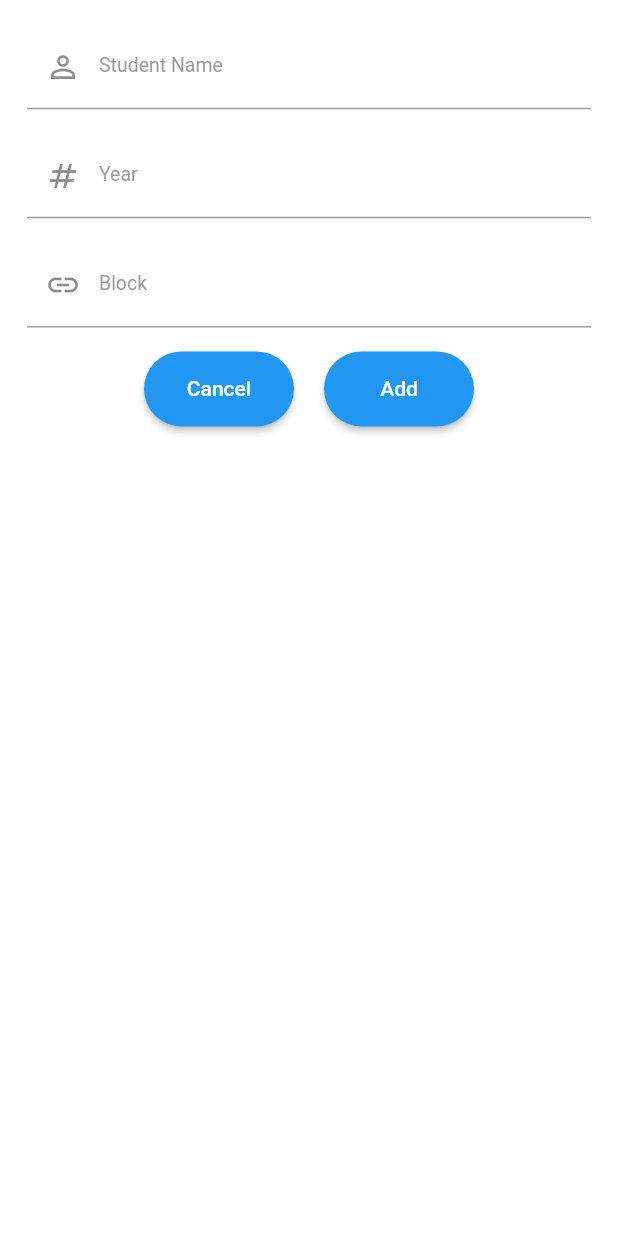
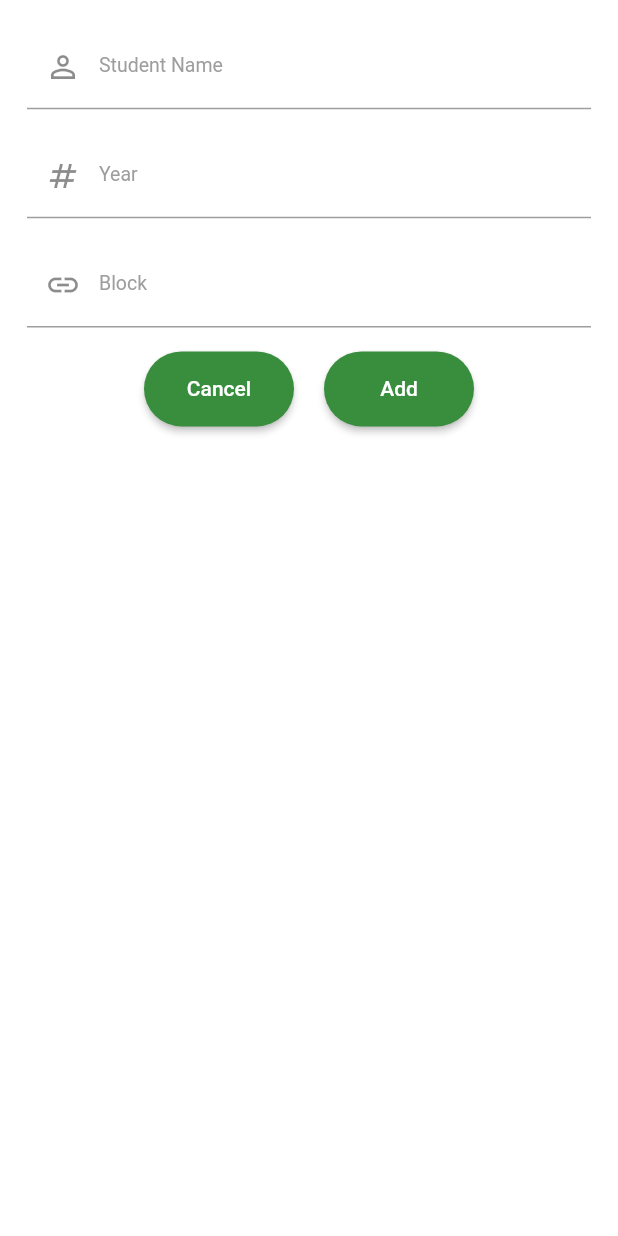
Before and after one commit to reydelshit/flutterapk-sqflite, a Flutter app: the HomePage screen opened by its route, after a tap on the "add" icon, on a phone screen of 412 x 824 dp. Run offline on Flutter 3.47's test engine with Material 2 defaults, Android fonts, the light colour scheme and no system bars; our stand-ins replace sqflite; accounts and stored records are empty; network calls fail.

Commit message:
changed colors

```diff
--- a/lib/main.dart
+++ b/lib/main.dart
@@ -9,7 +9,7 @@ void main() {
   runApp((MaterialApp(
     title: 'Flutter App',
     theme: ThemeData(
-      primarySwatch: Colors.blue,
+      primarySwatch: Colors.green,
     ),
     routes: {
       AppConstants.loginPageRoute: (context) => LoginPage(),
--- a/lib/pages/home_page.dart
+++ b/lib/pages/home_page.dart
@@ -110,7 +110,7 @@ class _UserHome extends State<HomePage> {
                           ElevatedButton(
                             // adjust width height elevated button
                             style: ElevatedButton.styleFrom(
-                              backgroundColor: Colors.blue,
+                              backgroundColor: Colors.green.shade700,
                               foregroundColor: Colors.white,
                               minimumSize: const Size(100, 50),
                               shape: RoundedRectangleBorder(
@@ -125,7 +125,7 @@ class _UserHome extends State<HomePage> {
                           const SizedBox(width: 20.0),
                           ElevatedButton(
                             style: ElevatedButton.styleFrom(
-                              backgroundColor: Colors.blue,
+                              backgroundColor: Colors.green.shade700,
                               foregroundColor: Colors.white,
                               minimumSize: const Size(100, 50),
                               shape: RoundedRectangleBorder(
@@ -331,6 +331,7 @@ class _UserHome extends State<HomePage> {
         onPressed: () {
           addUserModal(context);
         },
+        backgroundColor: Colors.green.shade700,
         child: const Icon(Icons.add),
       ),
       appBar: AppBar(
@@ -340,7 +341,7 @@ class _UserHome extends State<HomePage> {
             Navigator.of(context).pop();
           },
         ),
-        backgroundColor: Colors.green.shade900,
+        backgroundColor: Colors.green.shade700,
         title: const Text('List of Students'),
         actions: [
           IconButton(
--- a/pubspec.yaml
+++ b/pubspec.yaml
@@ -37,6 +37,7 @@ dependencies:
   # The following adds the Cupertino Icons font to your application.
   # Use with the CupertinoIcons class for iOS style icons.
   cupertino_icons: ^1.0.2
+  hexcolor: ^3.0.1
 
 dev_dependencies:
   flutter_test:
```
Also changed, not shown: pubspec.lock.
